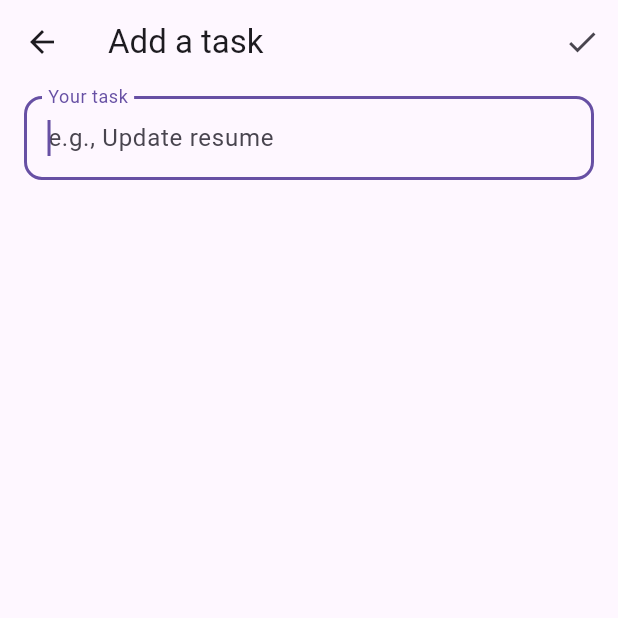
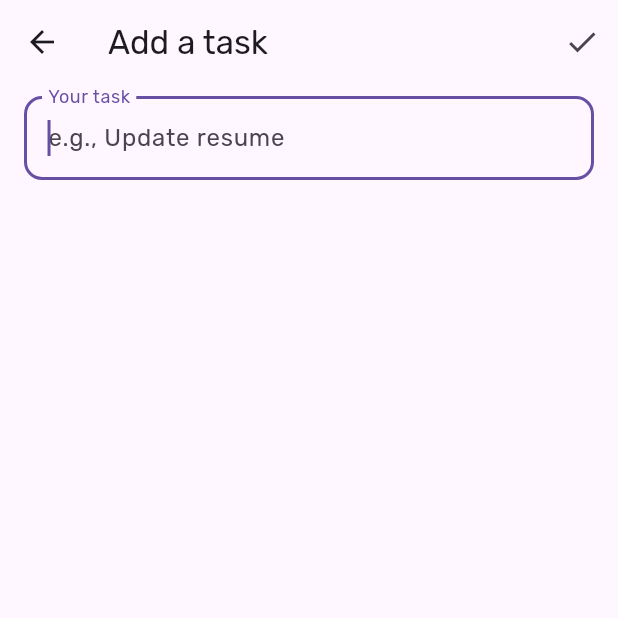
Before and after one commit to chauhan2b/todo_app, a Flutter app: the screen it shows after launch, after a tap on the "add" icon, on a phone screen of 412 x 824 dp, the top half of it. Run offline on Flutter 3.47's test engine with Material 2 defaults, Android fonts, the phone set to English and light mode, and no system bars; drawn by our look-alikes of dynamic_color; our stand-ins replace flutter_riverpod, flutter_svg, go_router, google_fonts, shared_preferences.

Commit message:
add material you support

```diff
--- a/lib/main.dart
+++ b/lib/main.dart
@@ -1,13 +1,11 @@
-import 'package:adaptive_theme/adaptive_theme.dart';
-import 'package:firebase_core/firebase_core.dart';
+import 'package:dynamic_color/dynamic_color.dart';
 import 'package:flutter/material.dart';
 import 'package:flutter_riverpod/flutter_riverpod.dart';
-import 'package:todo_app/firebase_options.dart';
+import 'package:google_fonts/google_fonts.dart';
 import 'package:todo_app/routing/go_router.dart';
 
 void main() async {
   WidgetsFlutterBinding.ensureInitialized();
-  await Firebase.initializeApp(options: DefaultFirebaseOptions.currentPlatform);
   runApp(const ProviderScope(child: MainApp()));
 }
 
@@ -17,15 +15,21 @@ class MainApp extends ConsumerWidget {
   @override
   Widget build(BuildContext context, WidgetRef ref) {
     final goRouter = ref.watch(goRouterProvider);
-    return AdaptiveTheme(
-      light: ThemeData.light(useMaterial3: true),
-      dark: ThemeData.dark(useMaterial3: true),
-      initial: AdaptiveThemeMode.system,
-      builder: (theme, darkTheme) => MaterialApp.router(
+    return DynamicColorBuilder(
+      builder: (lightColorScheme, darkColorScheme) => MaterialApp.router(
         debugShowCheckedModeBanner: false,
         routerConfig: goRouter,
-        theme: theme,
-        darkTheme: darkTheme,
+        theme: ThemeData(
+          useMaterial3: true,
+          colorScheme: lightColorScheme,
+          fontFamily: GoogleFonts.rubik().fontFamily,
+        ),
+        darkTheme: ThemeData(
+          useMaterial3: true,
+          colorScheme: darkColorScheme,
+          fontFamily: GoogleFonts.rubik().fontFamily,
+        ),
+        themeMode: ThemeMode.system,
       ),
     );
   }
--- a/lib/widgets/todo_list_tile.dart
+++ b/lib/widgets/todo_list_tile.dart
@@ -28,7 +28,7 @@ class TodoListTile extends ConsumerWidget {
         key: Key(todos[index].id),
         background: Container(
           padding: const EdgeInsets.only(right: 16.0),
-          color: Colors.redAccent,
+          color: Colors.redAccent.shade700,
           child: const Align(
             alignment: Alignment.centerRight,
             child: Icon(
--- a/lib/widgets/todo_list_view.dart
+++ b/lib/widgets/todo_list_view.dart
@@ -1,6 +1,7 @@
 // ignore_for_file: public_member_api_docs, sort_constructors_first
 import 'package:flutter/material.dart';
 import 'package:flutter_riverpod/flutter_riverpod.dart';
+import 'package:flutter_svg/flutter_svg.dart';
 
 import 'package:todo_app/widgets/todo_heading.dart';
 import 'package:todo_app/widgets/todo_list_tile.dart';
@@ -34,7 +35,7 @@ class _TodoListViewState extends ConsumerState<TodoListView> {
             children: [
               Center(
                 child: Image.asset(
-                  'assets/add-tasks.png',
+                  'assets/add_tasks.png',
                   width: size.width * 0.75,
                 ),
               ),
@@ -43,7 +44,7 @@ class _TodoListViewState extends ConsumerState<TodoListView> {
               ),
               const Text(
                 'Add some tasks',
-                style: TextStyle(fontSize: 24.0),
+                style: TextStyle(fontSize: 18.0),
               ),
             ],
           )
```
Also changed, not shown: lib/utils/in_memory_store.dart (deleted, +0 -22 lines), pubspec.yaml (+4 -6 lines), assets/add-tasks.png (deleted), assets/add_tasks.png (added), lib/firebase_options.dart (deleted), pubspec.lock, 5 other files.
